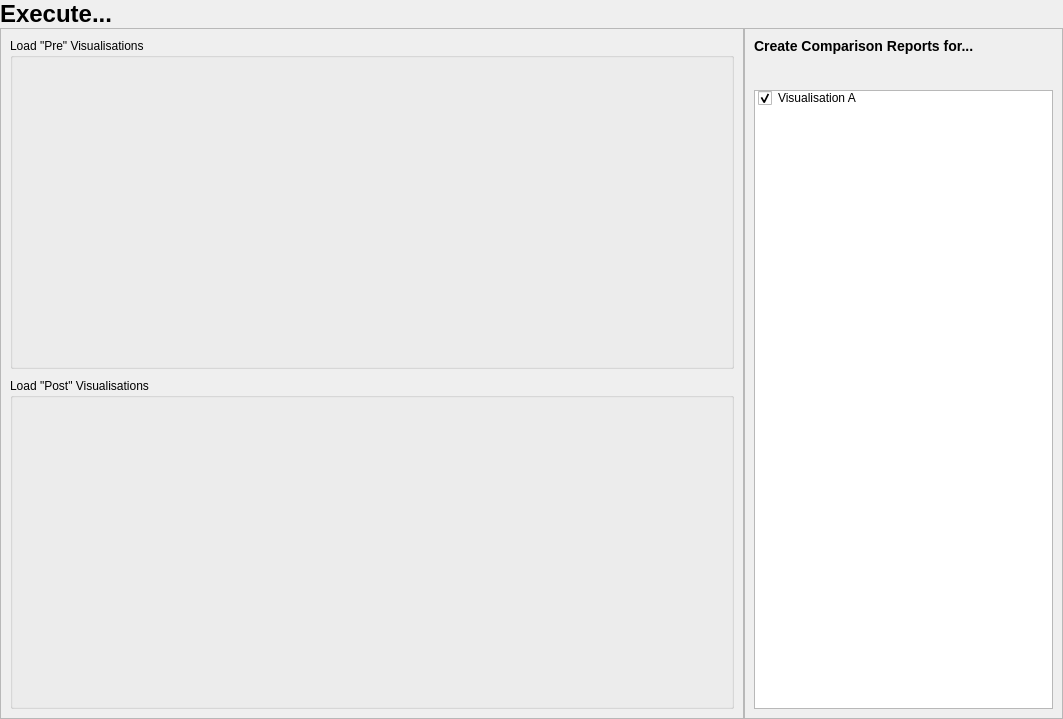
First picture: the form in execute.ui, repository ONS-RossGD/OptiCORD2, before the edit.
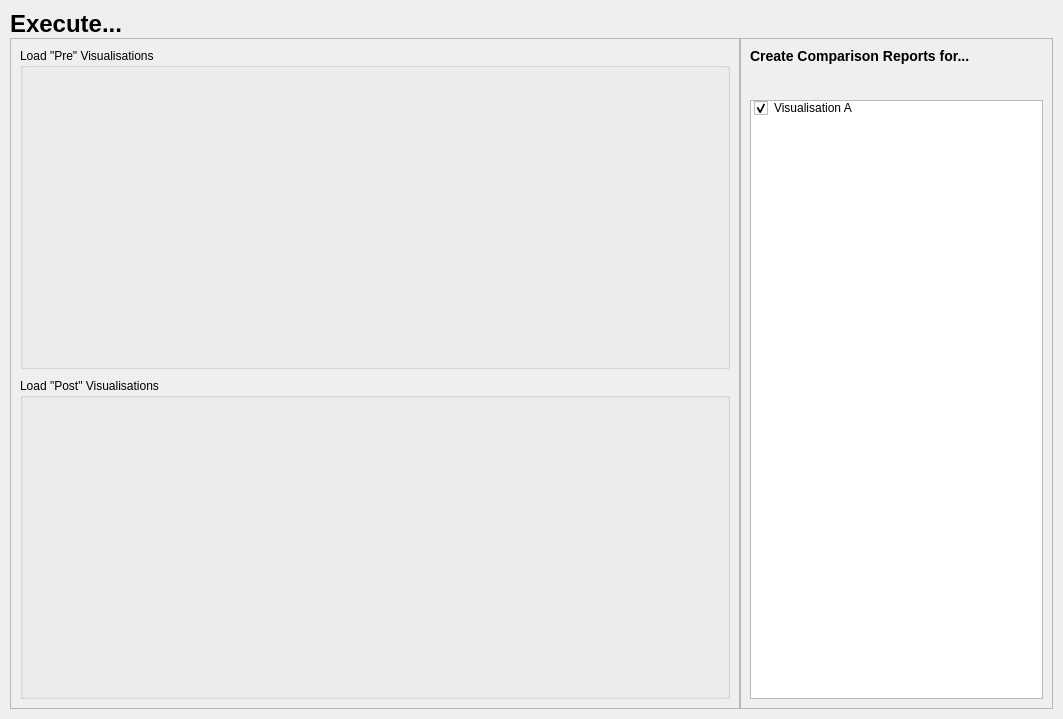
Second picture: the form after the edit.

Commit message: change page layouts and added comment

```diff
--- a/execute.ui
+++ b/execute.ui
@@ -15,16 +15,16 @@
   </property>
   <layout class="QGridLayout" name="gridLayout">
    <property name="leftMargin">
-    <number>0</number>
+    <number>10</number>
    </property>
    <property name="topMargin">
-    <number>0</number>
+    <number>10</number>
    </property>
    <property name="rightMargin">
-    <number>0</number>
+    <number>10</number>
    </property>
    <property name="bottomMargin">
-    <number>0</number>
+    <number>10</number>
    </property>
    <property name="spacing">
     <number>0</number>
```
The commit also changes 3 other files.
